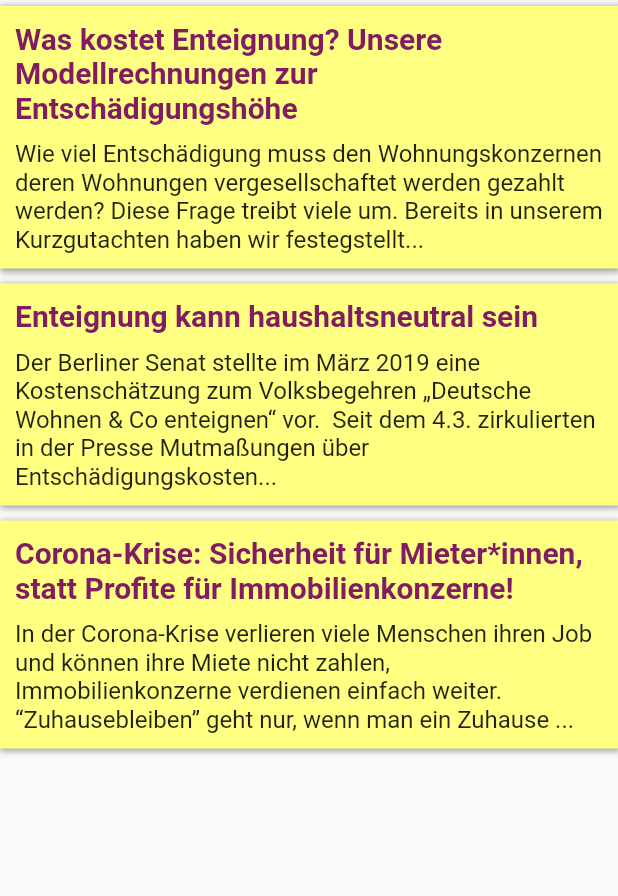
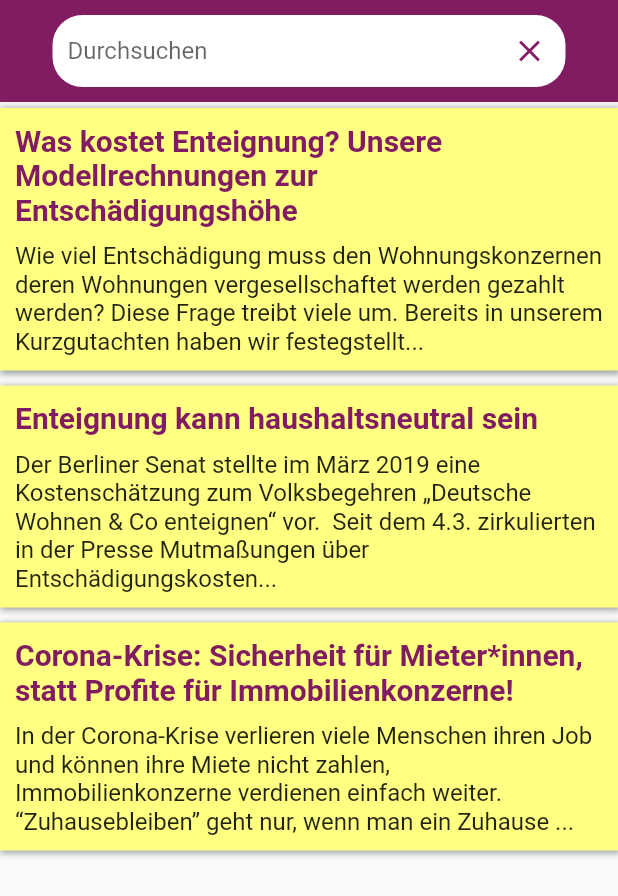
Before and after one commit to grundeinkommensbuero/app, a Flutter app: the FAQ screen opened directly, on a phone screen of 412 x 824 dp. Shown: the top 896 px of the screen. Run offline on Flutter 3.47's test engine with Material 2 defaults, Android fonts, the phone set to English and light mode, and no system bars; our stand-ins replace date_format, flutter_map, jiffy, latlong, permission_handler, shared_preferences; missing offline and left inert: calendarro, http_server, user_location; accounts and stored records are empty; statements that could not run were skipped.

Commit message:
Such-Funktion in FAQ-Seite #69 - GUI

```diff
--- a/sammel_app/lib/routes/FAQ.dart
+++ b/sammel_app/lib/routes/FAQ.dart
@@ -17,7 +17,36 @@ class FAQState extends State<FAQ> {
   @override
   Widget build(BuildContext context) {
     return Scaffold(
-        body: ListView.builder(
+        body: Column(crossAxisAlignment: CrossAxisAlignment.center, children: [
+      Container(
+        padding: EdgeInsets.symmetric(vertical: 10.0, horizontal: 35.0),
+        color: DweTheme.purple,
+        child: SizedBox(
+          child: Container(
+            decoration: BoxDecoration(borderRadius: BorderRadius.circular(20.0), color: Colors.white),
+            child: Row(
+                mainAxisAlignment: MainAxisAlignment.spaceBetween,
+                crossAxisAlignment: CrossAxisAlignment.center,
+                children: [
+                  Expanded(
+                        child: TextField(
+                          maxLines: 1,
+                          decoration: InputDecoration(
+                            contentPadding: EdgeInsets.symmetric(horizontal: 10.0),
+                              border: InputBorder.none,
+                              hintText: 'Durchsuchen'),
+                        ),
+                      ),
+                  IconButton(
+                      icon: Icon(Icons.close),
+                      color: DweTheme.purple,
+                      onPressed: () {}),
+                ]),
+          ),
+        ),
+      ),
+      Expanded(
+        child: ListView.builder(
             itemCount: HelpService.helps.length,
             itemBuilder: (BuildContext context, int index) => InkWell(
                 onTap: () => setState(() {
@@ -27,7 +56,9 @@ class FAQState extends State<FAQ> {
                         opened = index;
                     }),
                 child: HelpTile(HelpService.helps[index],
-                    extended: opened == index))));
+                    extended: opened == index))),
+      )
+    ]));
   }
 }
 
@@ -53,9 +84,7 @@ class HelpTile extends StatelessWidget {
                   blurRadius: 3.0,
                   spreadRadius: 1.0)
             ]),
-        child: Column(
-          crossAxisAlignment: CrossAxisAlignment.start,
-            children: [
+        child: Column(crossAxisAlignment: CrossAxisAlignment.start, children: [
           Text(
             help.title,
             style: TextStyle(
--- a/sammel_app/lib/routes/Navigation.dart
+++ b/sammel_app/lib/routes/Navigation.dart
@@ -50,7 +50,7 @@ class NavigationState extends State<Navigation>
     List<String> titles = [
       'Aktionen',
       'Zum Sammeln aufrufen',
-      'Fragen und Antworten',
+      'Tipps und Argumente',
     ];
 
     _slide = Tween<Offset>(
```
Also changed, not shown: 1 other file.
